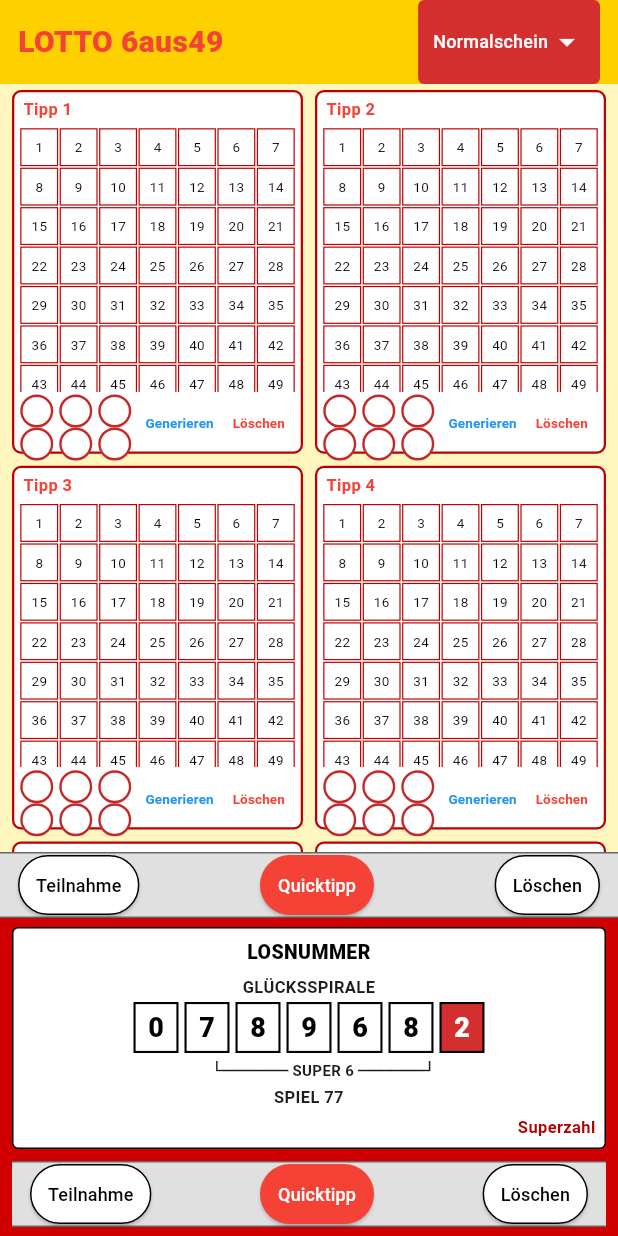
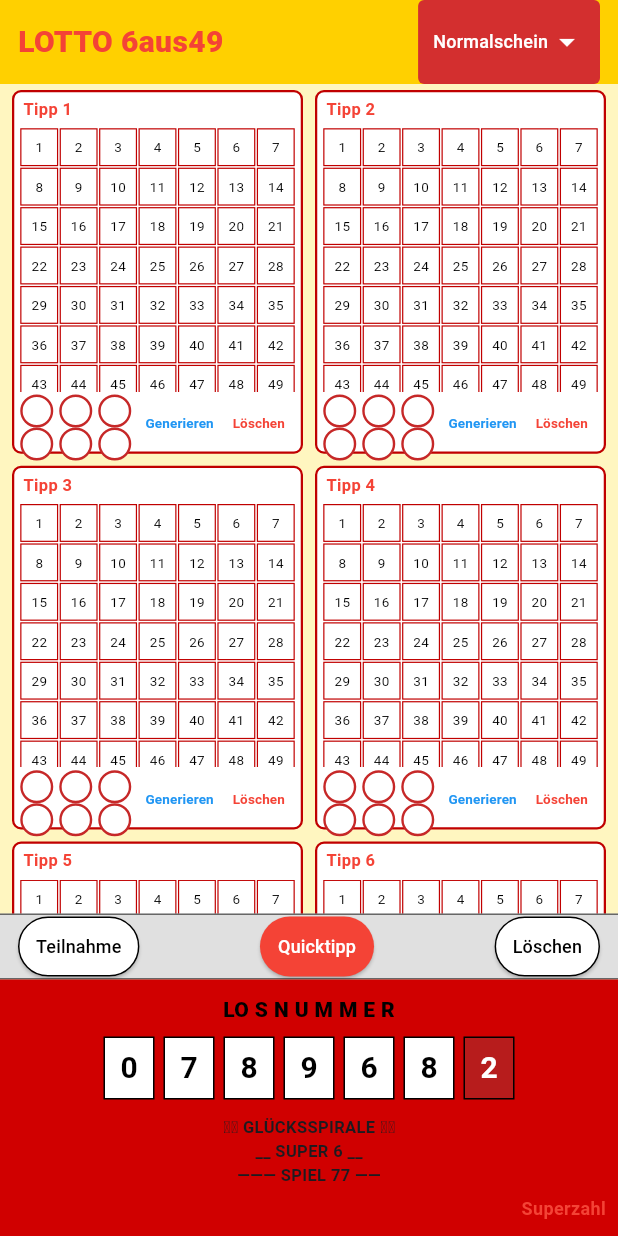
Before and after one commit to funatiker1968-hub/Lottogenerator_v4, a Flutter app: the Lotto6Screen screen opened directly, on a phone screen of 412 x 824 dp. Run offline on Flutter 3.47's test engine with Material 3 defaults, Android fonts, the phone set to English and light mode, and no system bars; our stand-ins replace audioplayers.

Commit message:
QuickBar entfernt, doppelte Definition bereinigt

```diff
--- a/lib/screens/lotto6/lotto6_screen.dart
+++ b/lib/screens/lotto6/lotto6_screen.dart
@@ -518,66 +518,6 @@ class _Lotto6ScreenState extends State<Lotto6Screen> {
   }
 
   // ---------------------------------------------------------------------------
-// QUICKTIP LEISTE (unter den Tippfeldern, über der roten Leiste)
-// ---------------------------------------------------------------------------
-Widget _buildQuickBar() {
-  return Container(
-    height: 44,
-    padding: const EdgeInsets.symmetric(horizontal: 12),
-    decoration: const BoxDecoration(
-      color: Color(0xFFE0E0E0), // hellgrau wie Original
-      border: Border(
-        top: BorderSide(color: Colors.black54, width: 1),
-        bottom: BorderSide(color: Colors.black54, width: 1),
-      ),
-    ),
-    child: Row(
-      mainAxisAlignment: MainAxisAlignment.spaceBetween,
-      children: [
-        // ↦ Teilnahme (funktioniert NICHT, aber Button existiert)
-        ElevatedButton(
-          onPressed: () {},
-          style: ElevatedButton.styleFrom(
-            backgroundColor: Colors.white,
-            foregroundColor: Colors.black,
-            side: const BorderSide(color: Colors.black, width: 1),
-            padding: const EdgeInsets.symmetric(horizontal: 12, vertical: 6),
-          ),
-          child: const Text("Teilnahme", style: TextStyle(fontSize: 12)),
-        ),
-
-        // ↦ Quicktipp
-        ElevatedButton(
-          onPressed: () async {
-            for (int i = 0; i < tipCount; i++) {
-              await _generateTip(i);
-            }
-          },
-          style: ElevatedButton.styleFrom(
-            backgroundColor: Colors.red,
-            foregroundColor: Colors.white,
-            padding: const EdgeInsets.symmetric(horizontal: 12, vertical: 6),
-          ),
-          child: const Text("Quicktipp", style: TextStyle(fontSize: 12)),
-        ),
-
-        // ↦ Alles löschen
-        ElevatedButton(
-          onPressed: _clearAllTips,
-          style: ElevatedButton.styleFrom(
-            backgroundColor: Colors.white,
-            foregroundColor: Colors.black,
-            side: const BorderSide(color: Colors.black, width: 1),
-            padding: const EdgeInsets.symmetric(horizontal: 12, vertical: 6),
-          ),
-          child: const Text("Löschen", style: TextStyle(fontSize: 12)),
-        ),
-      ],
-    ),
-  );
-}
-
-  // ---------------------------------------------------------------------------
   // KUGEL FÜR FINALE ZAHLEN
   // ---------------------------------------------------------------------------
   Widget _buildBall(int tipIndex, int? n) {
@@ -627,117 +567,131 @@ const redBar = Color(0xFFD00000);
 
   return Container(
     color: redBar,
-    padding: const EdgeInsets.symmetric(horizontal: 8, vertical: 6),
+    padding: const EdgeInsets.symmetric(horizontal: 8, vertical: 10),
     child: Column(
       mainAxisSize: MainAxisSize.min,
       children: [
-        // ---------------------- LOSNUMMERN BLOCK --------------------------
-        Container(
-          padding: const EdgeInsets.all(6),
-          decoration: BoxDecoration(
-            color: Colors.white,
-            borderRadius: BorderRadius.circular(4),
-            border: Border.all(color: Colors.black, width: 1),
-          ),
-          child: Column(
-            mainAxisSize: MainAxisSize.min,
-            children: [
-              // ----------------- ÜBERSCHRIFT "LOSNUMMER" -----------------
         const Text(
-                'LOSNUMMER',
-                textAlign: TextAlign.center,
+          "LO S N U M M E R",
           style: TextStyle(
-                  fontSize: 13,
+            fontSize: 14,
             fontWeight: FontWeight.w900,
             color: Colors.black,
           ),
         ),
-              const SizedBox(height: 6),
+        const SizedBox(height: 8),
 
-              // -------------------- GLÜCKSSPIRALE -----------------------
-              const Text(
-                'GLÜCKSSPIRALE',
-                textAlign: TextAlign.center,
-                style: TextStyle(
-                  fontSize: 11,
-                  fontWeight: FontWeight.bold,
-                ),
-              ),
-
-              const SizedBox(height: 2),
-
-              // 7 Ziffern, Stelle 7 rot hinterlegt
         Row(
           mainAxisAlignment: MainAxisAlignment.center,
           children: List.generate(7, (i) {
-                  final bool isSuperzahl = (i == 6);
+            final isSuper6Red = i == 6;
+
             return Container(
-                    margin: const EdgeInsets.symmetric(horizontal: 2),
-                    width: 30,
-                    height: 34,
+              margin: const EdgeInsets.symmetric(horizontal: 3),
+              width: 34,
+              height: 42,
               alignment: Alignment.center,
               decoration: BoxDecoration(
-                      color: isSuperzahl ? Colors.red.shade700 : Colors.white,
-                      border: Border.all(color: Colors.black, width: 1.4),
+                color: isSuper6Red ? Colors.red.shade900 : Colors.white,
+                border: Border.all(color: Colors.black, width: 1),
               ),
               child: Text(
-                      _losnummer[i],
+                _losnummer[i].toString(),
                 style: TextStyle(
-                        fontSize: 18,
-                        fontWeight: FontWeight.w900,
-                        color: isSuperzahl ? Colors.white : Colors.black,
+                  fontSize: 20,
+                  fontWeight: FontWeight.bold,
+                  color: isSuper6Red ? Colors.white : Colors.black,
                 ),
               ),
             );
           }),
         ),
 
-              const SizedBox(height: 4),
+        const SizedBox(height: 10),
 
-              // ----------------------- SUPER 6 ---------------------------
-              const Text(
-                '       └────── SUPER 6 ──────┘',
-                textAlign: TextAlign.center,
-                style: TextStyle(
-                  fontSize: 10,
-                  fontWeight: FontWeight.bold,
+        Column(
+          children: const [
+            Text(
+              "‾‾ GLÜCKSSPIRALE ‾‾",
+              style: TextStyle(fontSize: 11, fontWeight: FontWeight.bold),
             ),
+            Text(
+              "__ SUPER 6 __",
+              style: TextStyle(fontSize: 11, fontWeight: FontWeight.bold),
+            ),
+            Text(
+              "——— SPIEL 77 ——",
+              style: TextStyle(fontSize: 11, fontWeight: FontWeight.bold),
+            ),
+          ],
         ),
 
-              const SizedBox(height: 2),
+const SizedBox(height: 6),
 
-              // ----------------------- SPIEL 77 --------------------------
-              const Text(
-                'SPIEL 77',
-                textAlign: TextAlign.center,
-                style: TextStyle(
-                  fontSize: 11,
-                  fontWeight: FontWeight.bold,
-                ),
-              ),
-
-              const SizedBox(height: 4),
-
-              // --------------------- SUPERSCHIFT -------------------------
         const Align(
           alignment: Alignment.centerRight,
           child: Text(
-                  'Superzahl',
+            "Superzahl",
             style: TextStyle(
-                    color: Color(0xFFB00000),
-                    fontSize: 11,
+              fontSize: 12,
               fontWeight: FontWeight.bold,
+              color: Colors.red,
             ),
           ),
         ),
       ],
     ),
-        ),
-
-        const SizedBox(height: 8),
+  );
+}
 
 // ---------------------- QUICKTIP LEISTE --------------------------
-        _buildQuickBar(),
+Widget _buildQuickBar() {
+  return Container(
+    height: 44,
+    padding: const EdgeInsets.symmetric(horizontal: 12),
+    decoration: const BoxDecoration(
+      color: Color(0xFFE0E0E0),
+        border: Border(
+        top: BorderSide(color: Colors.black54, width: 1),
+        bottom: BorderSide(color: Colors.black54, width: 1),
+      ),
+    ),
+    child: Row(
+      mainAxisAlignment: MainAxisAlignment.spaceBetween,
+      children: [
+        ElevatedButton(
+          onPressed: () {},
+          style: ElevatedButton.styleFrom(
+            backgroundColor: Colors.white,
+            foregroundColor: Colors.black,
+            side: BorderSide(color: Colors.black, width: 1),
+            padding: EdgeInsets.symmetric(horizontal: 12, vertical: 6),
+          ),
+          child: Text("Teilnahme", style: TextStyle(fontSize: 12)),
+        ),
+        ElevatedButton(
+          onPressed: () async {
+            for (int i = 0; i < tipCount; i++) {
+              await _generateTip(i);
+            }
+          },
+          style: ElevatedButton.styleFrom(
+            backgroundColor: Colors.red,
+            foregroundColor: Colors.white,
+            padding: EdgeInsets.symmetric(horizontal: 12, vertical: 6),
+          ),
+          child: Text("Quicktipp", style: TextStyle(fontSize: 12)),
+        ),
+        ElevatedButton(
+          onPressed: _clearAllTips,
+          style: ElevatedButton.styleFrom(
+            backgroundColor: Colors.white,
+            foregroundColor: Colors.black,
+            side: BorderSide(color: Colors.black, width: 1),
+            padding: EdgeInsets.symmetric(horizontal: 12, vertical: 6),
+          ),
+          child: Text("Löschen", style: TextStyle(fontSize: 12)),
+        ),
       ],
     ),
   );
```
Lines whose indentation alone changed are shown as unchanged.
